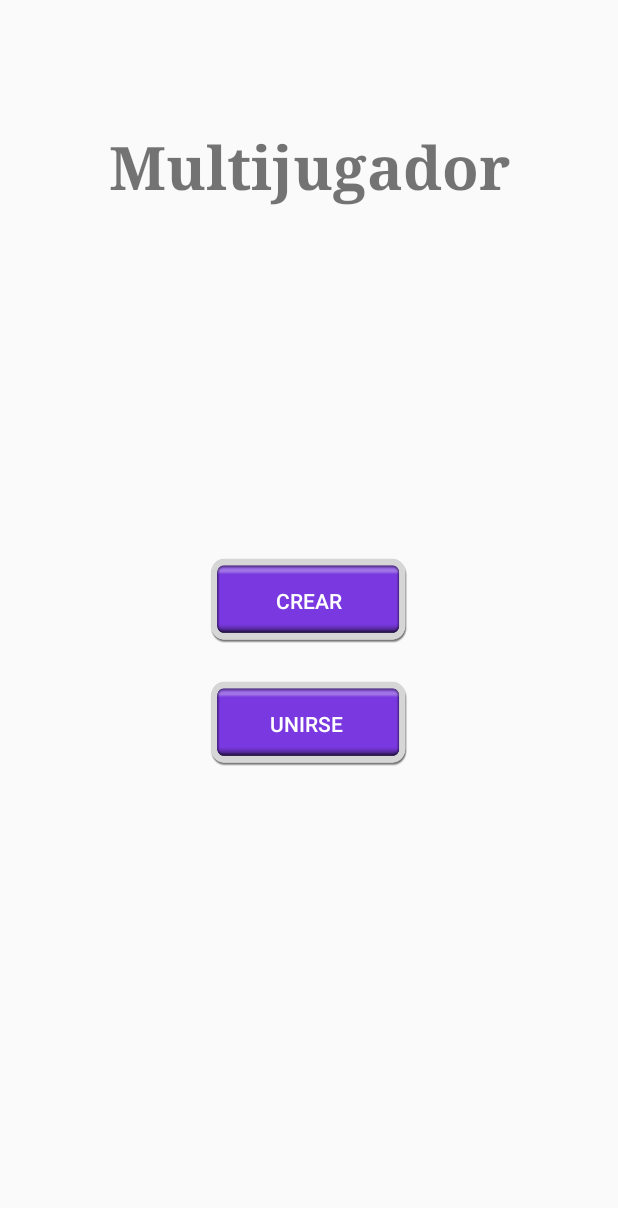
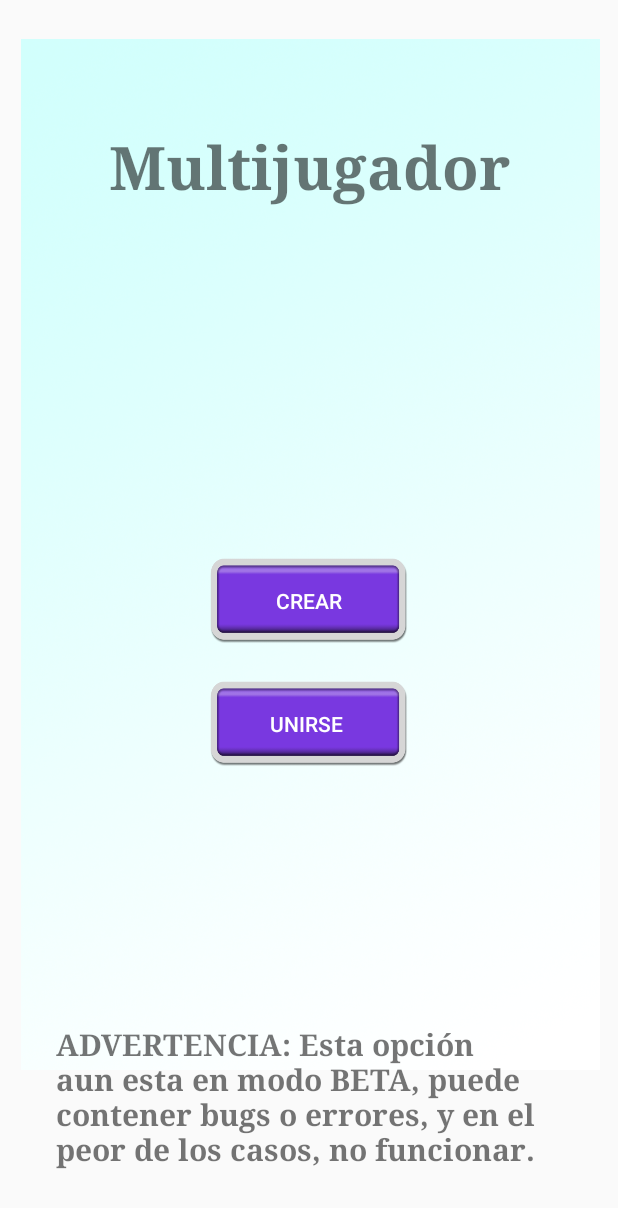
Before and after one commit to Alvarhito/AhogadoPaisesDelMundo, an Android app: the Main4Activity screen opened directly, with no data from a screen before it, on a phone screen of 412 x 824 dp. Shown: the top 1208 px of the screen. Run offline under Robolectric (Android 15) with nearby library versions, the phone set to English and light mode, and no system bars; our stand-ins replace Firebase (no records; nobody signed in at launch, a user with empty details on screens opened directly); libraries missing offline, so code that uses them is left out: com.github.kittinunf.fuel, com.github.kittinunf.result.

Commit message:
Actualizacion 19

```diff
--- a/app/src/main/res/layout/activity_main3.xml
+++ b/app/src/main/res/layout/activity_main3.xml
@@ -128,7 +128,7 @@
                 android:layout_marginStart="32dp"
                 android:layout_marginTop="32dp"
                 android:fontFamily="serif"
-                android:text="Base Del Pesonaje:                                                       http://tutozzpatt.blogspot.com.co/2015/07/munequito-editable-psd.html  "
+                android:text="Base Del Personaje:                                                       http://tutozzpatt.blogspot.com.co/2015/07/munequito-editable-psd.html  "
                 android:textAlignment="center"
                 android:textColor="@android:color/background_dark"
                 android:textSize="20sp"
--- a/app/src/main/res/layout/activity_main4.xml
+++ b/app/src/main/res/layout/activity_main4.xml
@@ -6,6 +6,19 @@
     android:layout_width="match_parent"
     android:layout_height="match_parent"
     tools:context="com.example.ceisutb01.ahogadopaisesdelmundo.Main4Activity">
+
+    <pl.droidsonroids.gif.GifImageView
+        android:id="@+id/fondo"
+        android:layout_width="498dp"
+        android:layout_height="687dp"
+        android:background="@android:color/transparent"
+        android:src="@mipmap/ic_fondo_creditos"
+        android:visibility="visible"
+        app:layout_constraintBottom_toBottomOf="parent"
+        app:layout_constraintEnd_toEndOf="parent"
+        app:layout_constraintStart_toStartOf="parent"
+        app:layout_constraintTop_toTopOf="parent"
+        app:layout_constraintVertical_bias="0.19" />
 
     <Button
         android:id="@+id/Servidor"
@@ -66,7 +79,25 @@
         app:layout_constraintVertical_bias="0.32" />
 
     <TextView
-        android:id="@+id/Multijugador"
+        android:id="@+id/Advertencia"
+        android:layout_width="346dp"
+        android:layout_height="wrap_content"
+        android:layout_marginBottom="8dp"
+        android:fontFamily="serif"
+        android:text="ADVERTENCIA: Esta opción aun esta en modo BETA, puede contener bugs o errores, y en el peor de los casos, no funcionar."
+        android:textSize="20sp"
+
+        android:textStyle="bold"
+        android:visibility="visible"
+        app:layout_constraintBottom_toBottomOf="parent"
+        app:layout_constraintEnd_toEndOf="parent"
+        app:layout_constraintHorizontal_bias="0.566"
+        app:layout_constraintStart_toStartOf="parent"
+        app:layout_constraintTop_toTopOf="parent"
+        app:layout_constraintVertical_bias="0.95" />
+
+    <TextView
+        android:id="@+id/multijugador"
         android:layout_width="wrap_content"
         android:layout_height="wrap_content"
         android:layout_marginBottom="8dp"
```
Also changed, not shown: app/src/main/res/layout/activity_main2.xml (+37 -17 lines).
